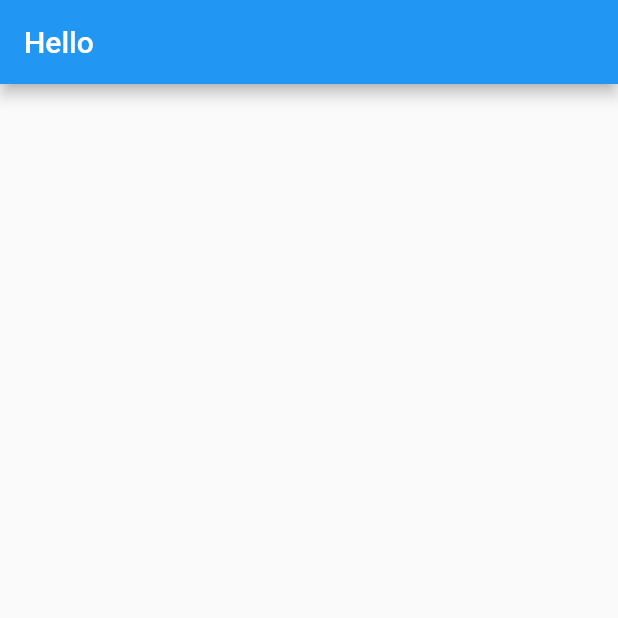
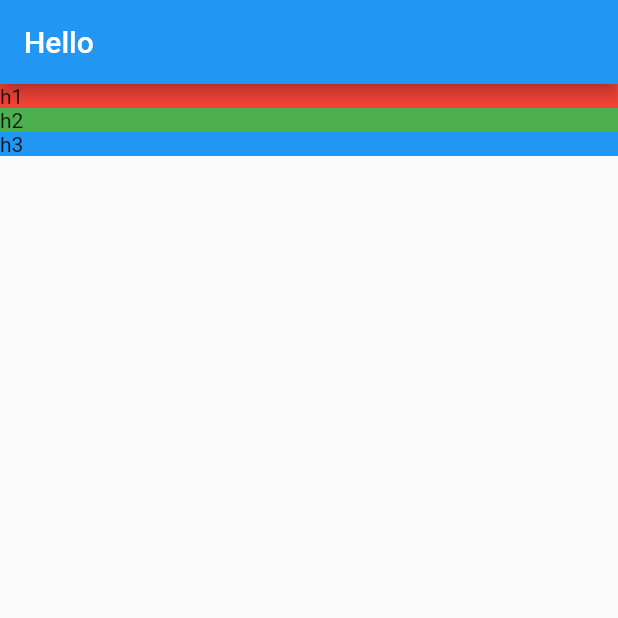
Before and after one commit to ngtruongthanh98/tourist_flutter_app, a Flutter app: the screen it shows after launch, on a phone screen of 412 x 824 dp, the top half of it. Run offline on Flutter 3.47's test engine with Material 2 defaults, Android fonts, the phone set to English and light mode, and no system bars.

Commit message:
Divide into containers in column.

```diff
--- a/lib/screens/location_detail/location_detail.dart
+++ b/lib/screens/location_detail/location_detail.dart
@@ -7,7 +7,30 @@ class LocationDetail extends StatelessWidget {
       appBar: AppBar(
         title: Text('Hello'),
       ),
-      body: Text(''),
+      body: Column(
+        mainAxisAlignment: MainAxisAlignment.start,
+        crossAxisAlignment: CrossAxisAlignment.stretch,
+        children: [
+          Container(
+              decoration: BoxDecoration(
+                color: Colors.red,
+              ),
+              child: Text('h1'),
+          ),
+          Container(
+            decoration: BoxDecoration(
+              color: Colors.green,
+            ),
+            child: Text('h2'),
+          ),
+          Container(
+            decoration: BoxDecoration(
+              color: Colors.blue,
+            ),
+            child: Text('h3'),
+          ),
+        ]
+      )
     );
   }
 }
```
